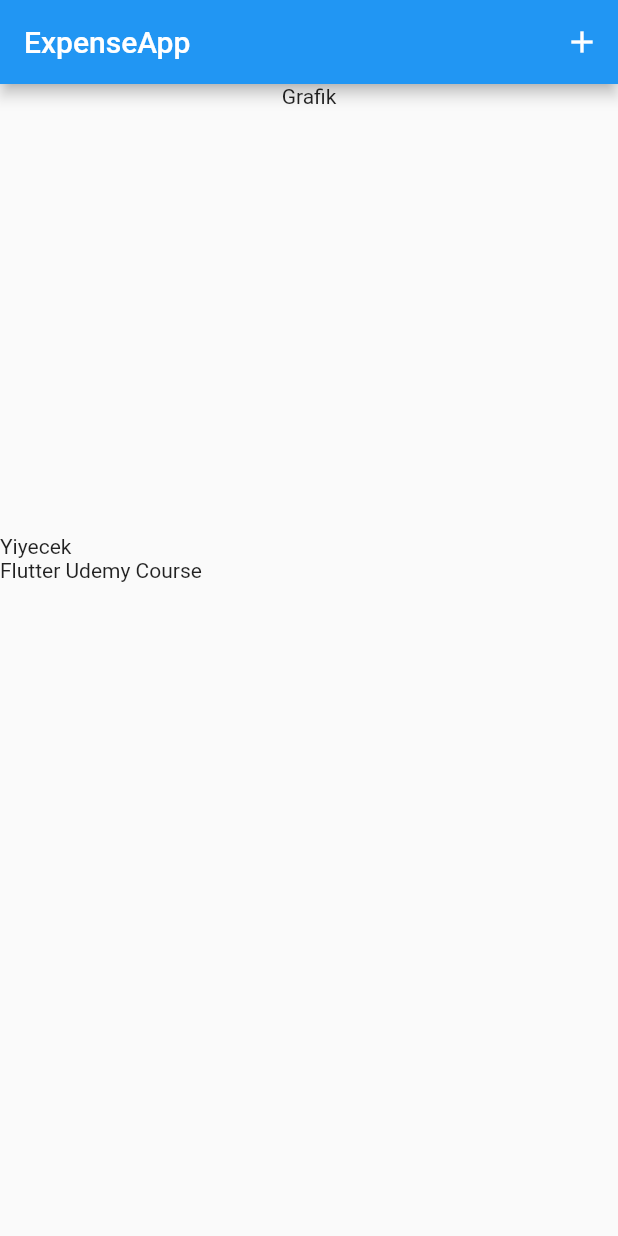
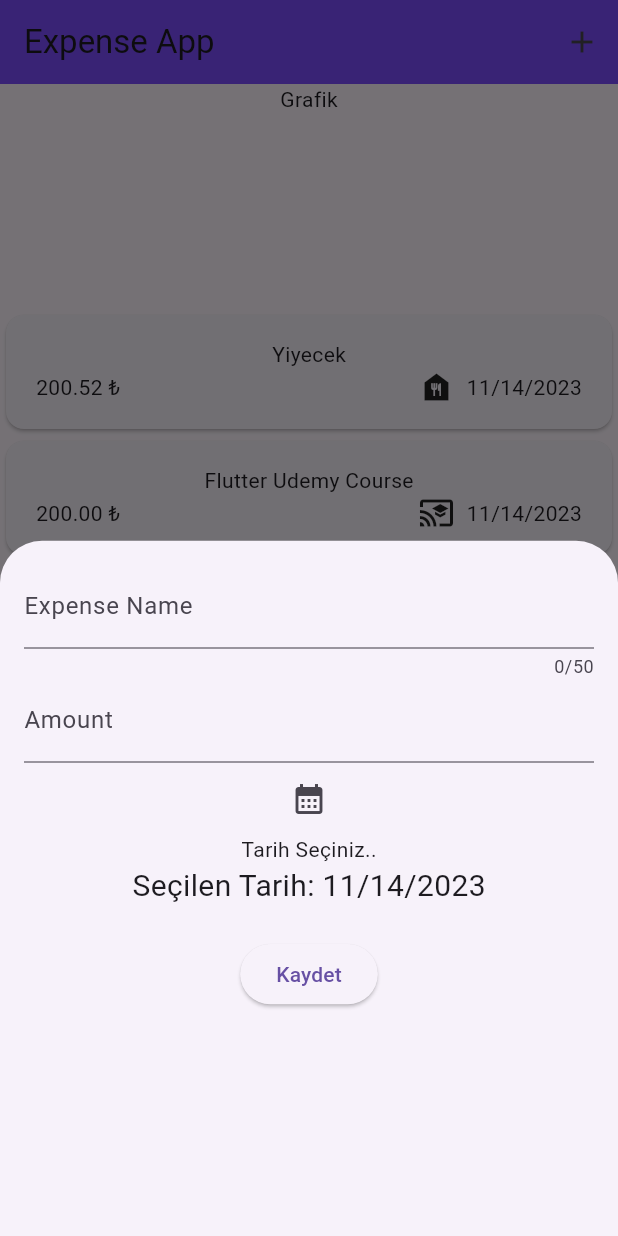
Before and after one commit to onurerdem/expenseapp, a Flutter app: the screen it shows after launch, after a tap on the "add" icon, on a phone screen of 412 x 824 dp. Run offline on Flutter 3.47's test engine with Material 2 defaults, Android fonts, the phone set to English and light mode, and no system bars.

Commit message:
Ödev 14.11.2023

```diff
--- a/lib/main.dart
+++ b/lib/main.dart
@@ -1,25 +1,11 @@
 import 'package:expenseapp/pages/expense_list.dart';
+import 'package:expenseapp/pages/main_page.dart';
 import 'package:flutter/material.dart';
 
 // Single Responsibility
 void main() {
   runApp(
-    MaterialApp(
-      home: Scaffold(
-        appBar: AppBar(
-          title: const Text('ExpenseApp'),
-          actions: [
-            IconButton(
-              icon: const Icon(Icons.add),
-              onPressed: () {
-
-              },
-            ),
-          ],
-        ),
-        body: const ExpenseList(),
-      ),
-    ),
+    MaterialApp(theme: ThemeData(useMaterial3: true), home: const MainPage()),
   );
 }
 
--- a/lib/models/expense.dart
+++ b/lib/models/expense.dart
@@ -1,10 +1,19 @@
 // identifier => kimlik belirleyici (id)
 
+import 'package:flutter/material.dart';
+import 'package:intl/intl.dart';
 import 'package:uuid/uuid.dart';
 
 const uuid = Uuid();
 
 enum Category { food, education, travel, work }
+
+const categoryIcons = {
+  Category.food: Icons.food_bank,
+  Category.education: Icons.cast_for_education,
+  Category.travel: Icons.car_rental,
+  Category.work: Icons.business
+};
 
 class Expense {
   Expense(
@@ -20,6 +29,14 @@ class Expense {
   final double price;
   final DateTime date;
   final Category category;
+
+  // getter method => bir değişken gibi davranır
+  // setter method => bir değişkenin değerini değiştiren method
+
+  String get formattedDate {
+    var formatter = DateFormat.yMd();
+    return formatter.format(date);
+  }
 }
 // e31d96a6-f15e-4787-ad2d-9d3965218523, Yemek, 50
 // a975e32a-999b-47ac-ae73-929a66dd216c, Yemek, 50
--- a/lib/pages/expense_list.dart
+++ b/lib/pages/expense_list.dart
@@ -1,4 +1,5 @@
 import 'package:expenseapp/models/expense.dart';
+import 'package:expenseapp/widgets/expense_item.dart';
 import 'package:flutter/material.dart';
 
 class ExpenseList extends StatefulWidget {
@@ -13,7 +14,7 @@ class _ExpenseListState extends State<ExpenseList> {
   final List<Expense> expenses = [
     Expense(
         name: "Yiyecek",
-        price: 200,
+        price: 200.524,
         date: DateTime.now(),
         category: Category.food),
     Expense(
@@ -31,14 +32,14 @@ class _ExpenseListState extends State<ExpenseList> {
         crossAxisAlignment: CrossAxisAlignment.center,
         children: [
           const SizedBox(
-            height: 300,
+            height: 150,
             child: Text("Grafik"),
           ),
           Expanded(
             child: ListView.builder(
               itemCount: expenses.length,
               itemBuilder: (context, index) {
-                return Text(expenses[index].name);
+                return ExpenseItem(expenses[index]);
               },
             ),
           ),
--- /dev/null
+++ b/lib/pages/main_page.dart
@@ -0,0 +1,26 @@
+import 'package:expenseapp/pages/expense_list.dart';
+import 'package:expenseapp/widgets/new_expense.dart';
+import 'package:flutter/material.dart';
+
+class MainPage extends StatelessWidget {
+  const MainPage({Key? key}) : super(key: key);
+
+  @override
+  Widget build(BuildContext context) {
+    return Scaffold(
+      appBar: AppBar(
+        backgroundColor: Colors.deepPurpleAccent,
+        title: const Text("Expense App"),
+        actions: [
+          IconButton(
+              onPressed: () {
+                showModalBottomSheet(
+                    context: context, builder: (ctx) => NewExpense());
+              },
+              icon: const Icon(Icons.add)),
+        ],
+      ),
+      body: const ExpenseList(),
+    );
+  }
+}
--- /dev/null
+++ b/lib/widgets/expense_item.dart
@@ -0,0 +1,32 @@
+import 'package:expenseapp/models/expense.dart';
+import 'package:flutter/material.dart';
+
+// 10:05
+class ExpenseItem extends StatelessWidget {
+  const ExpenseItem(this.expense, {Key? key}) : super(key: key);
+  final Expense expense;
+
+  @override
+  Widget build(BuildContext context) {
+    return Card(
+      child: Padding(
+        padding: const EdgeInsets.symmetric(horizontal: 20, vertical: 16),
+        child: Column(
+          children: [
+            Text(expense.name),
+            Row(
+              children: [
+                // String Interpolation
+                Text("${expense.price.toStringAsFixed(2)} ₺"), // Alt GR + T
+                const Spacer(),
+                Icon(categoryIcons[expense.category]),
+                const SizedBox(width: 8),
+                Text(expense.formattedDate)
+              ],
+            )
+          ],
+        ),
+      ),
+    );
+  }
+}
--- /dev/null
+++ b/lib/widgets/new_expense.dart
@@ -0,0 +1,75 @@
+import 'package:flutter/foundation.dart';
+import 'package:flutter/material.dart';
+import 'package:intl/intl.dart';
+
+class NewExpense extends StatefulWidget {
+  const NewExpense({Key? key}) : super(key: key);
+
+  @override
+  _NewExpenseState createState() => _NewExpenseState();
+}
+
+class _NewExpenseState extends State<NewExpense> {
+  // Controller
+  final _nameController = TextEditingController();
+  final _amountController = TextEditingController();
+  late DateTime selectedDate = DateTime.now();
+  var formatter = DateFormat.yMd();
+
+  Future<void> _selectDate(BuildContext context) async {
+    final DateTime? picked = await showDatePicker(
+      context: context,
+      initialDate: selectedDate,
+      firstDate: DateTime(1900, 1, 1),
+      lastDate: DateTime.now(),
+    );
+    if (picked != null && picked != selectedDate) {
+      setState(() {
+        selectedDate = picked;
+      });
+    }
+  }
+
+  @override
+  Widget build(BuildContext context) {
+    return Padding(
+      padding: const EdgeInsets.all(16),
+      child: Column(
+        children: [
+          TextField(
+            controller: _nameController,
+            maxLength: 50,
+            decoration: const InputDecoration(label: Text("Expense Name")),
+          ),
+          TextField(
+            controller: _amountController,
+            keyboardType: TextInputType.number,
+            decoration:
+                const InputDecoration(label: Text("Amount"), prefixText: "₺"),
+          ),
+          IconButton(
+              onPressed: () {
+                // DatePicker açmak..
+                // DatePicker'dan gelen değeri Text olarak yazdırmak
+                _selectDate(context);
+              },
+              icon: const Icon(Icons.calendar_month)),
+          const Text(
+              "Tarih Seçiniz.."), // seçilen tarihi formatlayarak yazdırmak..
+          Text(
+            'Seçilen Tarih: ${formatter.format(selectedDate).toString()}',
+            style: const TextStyle(fontSize: 20),
+          ),
+          const SizedBox(height: 20),
+          ElevatedButton(
+              onPressed: () {
+                if (kDebugMode) {
+                  print("Kayıt başarılı: ${_nameController.text}");
+                }
+              },
+              child: const Text("Kaydet"))
+        ],
+      ),
+    );
+  }
+}
--- a/pubspec.yaml
+++ b/pubspec.yaml
@@ -36,6 +36,7 @@ dependencies:
   # Use with the CupertinoIcons class for iOS style icons.
   cupertino_icons: ^1.0.2
   uuid: ^4.2.1
+  intl: ^0.18.1
 
 dev_dependencies:
   flutter_test:
```
Also changed, not shown: pubspec.lock.
